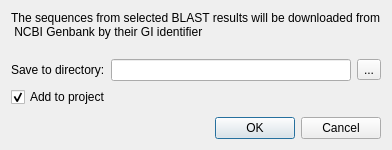
Above: src/plugins/dna_export/src/ui/GetSequenceByIdDialog.ui from violethaze74/ugene before the change. Below: the same form after it.
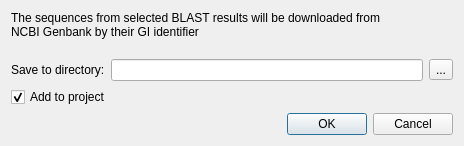
That is the form after the change.

Commit message: 'Get Sequences by ID' dialog layout fix

```diff
--- a/src/plugins/dna_export/src/ui/GetSequenceByIdDialog.ui
+++ b/src/plugins/dna_export/src/ui/GetSequenceByIdDialog.ui
@@ -6,27 +6,42 @@
    <rect>
     <x>0</x>
     <y>0</y>
-    <width>350</width>
-    <height>150</height>
+    <width>464</width>
+    <height>184</height>
    </rect>
   </property>
   <property name="windowTitle">
    <string>Get Sequences by ID</string>
   </property>
   <layout class="QVBoxLayout" name="verticalLayout">
+   <property name="sizeConstraint">
+    <enum>QLayout::SetMinAndMaxSize</enum>
+   </property>
    <item>
     <layout class="QGridLayout" name="gridLayout">
+     <property name="sizeConstraint">
+      <enum>QLayout::SetMinAndMaxSize</enum>
+     </property>
      <item row="0" column="0">
       <widget class="QLabel" name="label_2">
+       <property name="sizePolicy">
+        <sizepolicy hsizetype="Preferred" vsizetype="Fixed">
+         <horstretch>0</horstretch>
+         <verstretch>0</verstretch>
+        </sizepolicy>
+       </property>
        <property name="text">
         <string>The sequences from selected BLAST results will be downloaded from
- NCBI Genbank by their GI identifier
+NCBI Genbank by their GI identifier
 </string>
        </property>
       </widget>
      </item>
      <item row="1" column="0">
       <layout class="QHBoxLayout" name="horizontalLayout">
+       <property name="sizeConstraint">
+        <enum>QLayout::SetMinAndMaxSize</enum>
+       </property>
        <item>
         <widget class="QLabel" name="label">
          <property name="text">
@@ -58,21 +73,11 @@
      </item>
     </layout>
    </item>
-   <item>
-    <spacer name="verticalSpacer">
-     <property name="orientation">
-      <enum>Qt::Vertical</enum>
-     </property>
-     <property name="sizeHint" stdset="0">
-      <size>
-       <width>20</width>
-       <height>40</height>
-      </size>
-     </property>
-    </spacer>
-   </item>
    <item>
     <layout class="QHBoxLayout" name="horizontalLayout_2">
+     <property name="sizeConstraint">
+      <enum>QLayout::SetMinAndMaxSize</enum>
+     </property>
      <item>
       <spacer name="horizontalSpacer">
        <property name="orientation">
```
